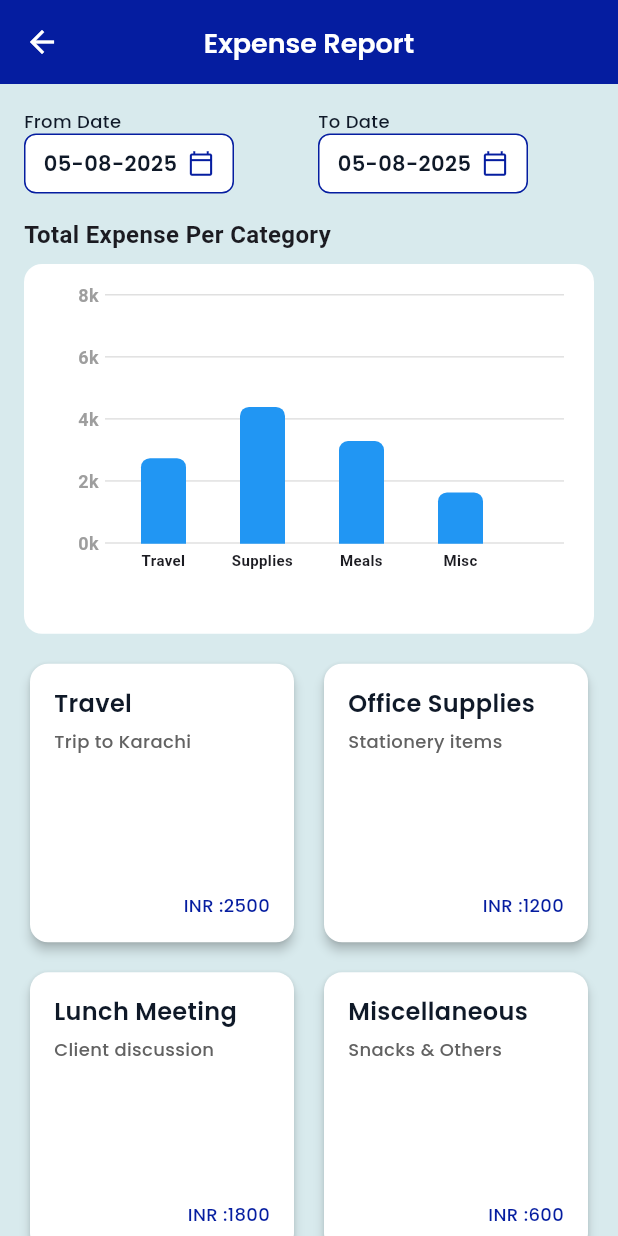
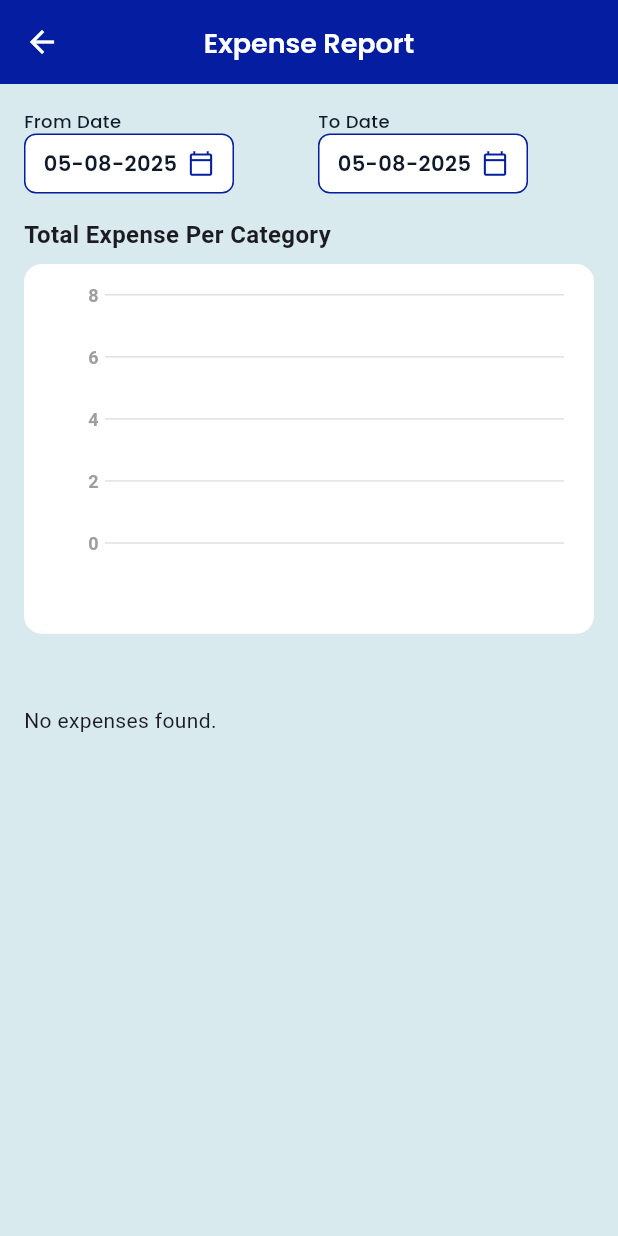
Before and after one commit to shayan5522/Sales-App, a Flutter app: the ExpenseReportPage screen opened directly, on a phone screen of 412 x 824 dp. Run offline on Flutter 3.47's test engine with Material 3 defaults, Android fonts, the phone set to English and light mode, and no system bars; our stand-ins replace cloud_firestore, device_preview, firebase_auth, firebase_core, firebase_storage, get and 4 more; missing offline and left inert: dart:ffi; accounts and stored records are empty.

Commit message:
user+setting+reports backend added

```diff
--- /dev/null
+++ b/lib/app/ui/screens/owner/Reports/expense_report_controller.dart
@@ -0,0 +1,94 @@
+import 'package:cloud_firestore/cloud_firestore.dart';
+import 'package:firebase_auth/firebase_auth.dart';
+import 'package:get/get.dart';
+
+class ExpenseReportController extends GetxController {
+  final _firestore = FirebaseFirestore.instance;
+  final _auth = FirebaseAuth.instance;
+
+  RxList<Map<String, dynamic>> allExpenses = <Map<String, dynamic>>[].obs;
+  RxList<Map<String, dynamic>> filteredExpenses = <Map<String, dynamic>>[].obs;
+
+  DateTime? fromDate;
+  DateTime? toDate;
+
+  Future<void> fetchExpenses() async {
+    try {
+      final uid = _auth.currentUser?.uid;
+      if (uid == null) throw Exception("User not logged in");
+
+      final snapshot = await _firestore
+          .collection('users')
+          .doc(uid)
+          .collection('expenses')
+          .get();
+
+      final expenses = snapshot.docs.map((doc) {
+        final data = doc.data();
+
+        // Safely parse date
+        DateTime date = DateTime.now(); // fallback date
+        if (data['createdAt'] != null && data['createdAt'] is Timestamp) {
+          date = (data['createdAt'] as Timestamp).toDate();
+        }
+
+        return {
+          'title': data['name'] ?? 'No Title',
+          'description': data['description'] ?? '',
+          'amount': data['amount'] ?? 0,
+          'category': data['category'] ?? 'Uncategorized',
+          'date': date,
+        };
+      }).toList();
+
+      allExpenses.assignAll(expenses);
+      filteredExpenses.assignAll(expenses);
+    } catch (e) {
+      Get.snackbar("Error", "Failed to fetch expenses: $e");
+      print(e);
+    }
+  }
+
+  void filterByDateRange({DateTime? from, DateTime? to}) {
+    fromDate = from;
+    toDate = to;
+
+    filteredExpenses.assignAll(allExpenses.where((expense) {
+      final expenseDate = expense['date'] as DateTime;
+      final isAfterFrom = fromDate == null || expenseDate.isAfter(fromDate!.subtract(const Duration(days: 1)));
+      final isBeforeTo = toDate == null || expenseDate.isBefore(toDate!.add(const Duration(days: 1)));
+      return isAfterFrom && isBeforeTo;
+    }));
+  }
+
+  Map<String, Map<String, dynamic>> getCategorySummary() {
+    final summary = <String, Map<String, dynamic>>{};
+
+    for (var exp in filteredExpenses) {
+      final category = exp['category'];
+      final amount = (exp['amount'] as num).toDouble();
+      final description = exp['description'] ?? '';
+
+      if (summary.containsKey(category)) {
+        summary[category]!['amount'] += amount;
+      } else {
+        summary[category] = {
+          'amount': amount,
+          'description': description,
+        };
+      }
+    }
+
+    return summary;
+  }
+
+  Map<String, double> getCategoryTotals() {
+    final totals = <String, double>{};
+    for (var exp in filteredExpenses) {
+      final category = exp['category'];
+      final price = (exp['amount'] as num).toDouble();
+      totals[category] = (totals[category] ?? 0) + price;
+    }
+    return totals;
+  }
+}
--- a/lib/app/ui/screens/owner/Reports/expense_report_page.dart
+++ b/lib/app/ui/screens/owner/Reports/expense_report_page.dart
@@ -1,60 +1,83 @@
 import 'package:flutter/material.dart';
+import 'package:get/get.dart';
 import 'package:intl/intl.dart';
 import 'package:salesapp/app/themes/colors.dart';
 import 'package:salesapp/app/themes/styles.dart';
+import 'package:salesapp/app/ui/screens/owner/Reports/expense_report_controller.dart';
 import 'package:salesapp/app/ui/widgets/Expense/expensecard.dart';
 import 'package:salesapp/app/ui/widgets/Expense/expenselist.dart';
 import 'package:salesapp/app/ui/widgets/datepicker.dart';
 import 'package:salesapp/app/ui/widgets/chart.dart';
 import 'package:salesapp/app/ui/widgets/appbar.dart';
 
-class ExpenseReportPage extends StatelessWidget {
+class ExpenseReportPage extends StatefulWidget {
   const ExpenseReportPage({super.key});
+
+  @override
+  State<ExpenseReportPage> createState() => _ExpenseReportPageState();
+}
+
+class _ExpenseReportPageState extends State<ExpenseReportPage> {
+  final controller = Get.put(ExpenseReportController());
+
+  DateTime? fromDate;
+  DateTime? toDate;
+
+  @override
+  void initState() {
+    super.initState();
+    controller.fetchExpenses();
+  }
 
   @override
   Widget build(BuildContext context) {
     return Scaffold(
       appBar: const CustomAppbar(title: 'Expense Report'),
       backgroundColor: const Color(0xFFD8EAED),
-      body: SingleChildScrollView(
+      body: Obx(() {
+        final chartData = controller.getCategoryTotals().entries.map((e) {
+          return BarData(label: e.key, value: e.value.toDouble());
+        }).toList();
+
+        return SingleChildScrollView(
           padding: const EdgeInsets.all(16),
           child: Column(
             crossAxisAlignment: CrossAxisAlignment.start,
             children: [
               /// 🔹 DATE PICKERS
               Row(
-              mainAxisAlignment: MainAxisAlignment.spaceBetween,
                 children: [
                   Expanded(
                     child: CustomDatePicker(
                       label: "From Date",
-                    onDateSelected: (_) {},
-                    initialDate: DateTime.now(),
+                      onDateSelected: (date) {
+                        setState(() => fromDate = date);
+                        controller.filterByDateRange(from: fromDate, to: toDate);
+                      },
+                      initialDate: fromDate ?? DateTime.now(),
                     ),
                   ),
                   const SizedBox(width: 12),
                   Expanded(
                     child: CustomDatePicker(
                       label: "To Date",
-                    onDateSelected: (_) {},
-                    initialDate: DateTime.now(),
+                      onDateSelected: (date) {
+                        setState(() => toDate = date);
+                        controller.filterByDateRange(from: fromDate, to: toDate);
+                      },
+                      initialDate: toDate ?? DateTime.now(),
                     ),
                   ),
                 ],
               ),
               const SizedBox(height: 16),
 
-            /// 🔹 CHART TITLE
+              /// 🔹 CHART
               const Text(
                 "Total Expense Per Category",
-              style: TextStyle(
-                fontWeight: FontWeight.w600,
-                fontSize: 16,
-              ),
+                style: TextStyle(fontWeight: FontWeight.w600, fontSize: 16),
               ),
               const SizedBox(height: 8),
-
-            /// 🔹 BAR CHART
               Container(
                 padding: const EdgeInsets.all(12),
                 decoration: BoxDecoration(
@@ -62,22 +85,18 @@ class ExpenseReportPage extends StatelessWidget {
                   borderRadius: BorderRadius.circular(12),
                 ),
                 child: ResponsiveBarChart(
-                maxYValue: 8000,
+                  maxYValue: chartData.map((e) => e.value).fold<double>(0.0, (p, c) => c > p ? c : p),
                   yAxisSteps: [0, 2, 4, 6, 8],
-                data: [
-                  BarData(label: 'Travel', value: 2500),
-                  BarData(label: 'Supplies', value: 4000),
-                  BarData(label: 'Meals', value: 3000),
-                  BarData(label: 'Misc', value: 1500),
-                ],
+                  data: chartData,
                 ),
               ),
               const SizedBox(height: 16),
 
-            /// 🔹 EXPENSE CARDS IN 2-COLUMN GRID
+              /// 🔹 EXPENSE CARDS GRID
               LayoutBuilder(
                 builder: (context, constraints) {
                   final isWideScreen = constraints.maxWidth > 600;
+                  final grouped = controller.getCategorySummary();
                   return GridView.count(
                     crossAxisCount: isWideScreen ? 3 : 2,
                     shrinkWrap: true,
@@ -85,59 +104,43 @@ class ExpenseReportPage extends StatelessWidget {
                     mainAxisSpacing: 12,
                     crossAxisSpacing: 12,
                     childAspectRatio: 0.95,
-                  children: const [
-                    ExpenseCard(
-                      title: 'Travel',
-                      description: 'Trip to Karachi',
-                      price: 2500,
-                    ),
-                    ExpenseCard(
-                      title: 'Office Supplies',
-                      description: 'Stationery items',
-                      price: 1200,
-                    ),
-                    ExpenseCard(
-                      title: 'Lunch Meeting',
-                      description: 'Client discussion',
-                      price: 1800,
-                    ),
-                    ExpenseCard(
-                      title: 'Miscellaneous',
-                      description: 'Snacks & Others',
-                      price: 600,
-                    ),
-                  ],
+                    children: grouped.entries.map((e) {
+                      final category = e.key;
+                      final data = e.value;
+                      return ExpenseCard(
+                        title: category,
+                        description: data['description'] ?? 'No description',
+                        price: (data['amount'] as double).toInt(),
+                      );
+                    }).toList(),
                   );
                 },
               ),
               const SizedBox(height: 20),
 
-            /// 🔹 DATE HEADER
+              /// 🔹 CURRENT DATE RANGE
+              if (fromDate != null && toDate != null)
                 Text(
-              DateFormat("dd, MMMM yyyy").format(DateTime.now()),
+                  "${DateFormat("dd MMM yyyy").format(fromDate!)} - ${DateFormat("dd MMM yyyy").format(toDate!)}",
                   style: AppTextStyles.title.copyWith(fontWeight: FontWeight.w600),
                 ),
+
               const SizedBox(height: 12),
 
-            /// 🔹 EXPENSE LIST (DETAILED)
-            const CustomExpenseListTile(
-              title: 'Fuel Charges',
-              description: 'Vehicle refueling',
-              price: 2200,
-            ),
-            const CustomExpenseListTile(
-              title: 'Tea & Coffee',
-              description: 'Team break beverages',
-              price: 1300,
-            ),
-            const CustomExpenseListTile(
-              title: 'Team Dinner',
-              description: 'Monthly meetup expense',
-              price: 2000,
-            ),
+              /// 🔹 EXPENSE LIST
+              if (controller.filteredExpenses.isEmpty)
+                const Text("No expenses found."),
+              ...controller.filteredExpenses.map((exp) {
+                return CustomExpenseListTile(
+                  title: exp['title'],
+                  description: exp['description'],
+                  price: (exp['amount'] as num).toInt(),
+                );
+              }).toList(),
             ],
           ),
-      ),
+        );
+      }),
     );
   }
 }
--- a/lib/app/ui/screens/owner/dashboard/owner_dashboard.dart
+++ b/lib/app/ui/screens/owner/dashboard/owner_dashboard.dart
@@ -10,6 +10,7 @@ import '../../../widgets/Admindashboard/salescard.dart';
 import '../../../widgets/custom_dashboard_appbar.dart';
 import 'package:salesapp/app/ui/screens/owner/dashboard/products/products.dart';
 import '../Reports/report_main_page.dart';
+import '../user_management/usermanagement.dart';
 import 'Add_Sales/sales.dart';
 import 'add_category/add_category_page.dart';
 import 'credit_amount _due/amountcrediet.dart';
@@ -28,9 +29,11 @@ class _OwnerDashboardState extends State<OwnerDashboard> {
 
     return Scaffold(
       backgroundColor: const Color(0xFFF6F6F9),
-      appBar: const CustomDashboardAppBar(
+      appBar:  CustomDashboardAppBar(
         title: "Owner Pannel",
         logoPath: "assets/images/sales.png",
+        onProfileTap: (){Get.to(()=>UserManagementScreen());},
+
       ),
       body: SingleChildScrollView(
         padding: const EdgeInsets.symmetric(horizontal: 12, vertical: 6),
--- a/lib/app/ui/widgets/chart.dart
+++ b/lib/app/ui/widgets/chart.dart
@@ -19,13 +19,13 @@ class ResponsiveBarChart extends StatelessWidget {
       child: LayoutBuilder(
         builder: (context, constraints) {
           double fullHeight = constraints.maxHeight;
-          double chartHeight = fullHeight - 40; // leave space for bottom labels
+          double chartHeight = fullHeight - 40; // Space for bottom labels
 
           return Padding(
             padding: const EdgeInsets.only(left: 8, right: 8),
             child: Stack(
               children: [
-                // Y-Axis Grid Lines + Labels (Reversed)
+                // Y-Axis Grid Lines + Labels
                 Positioned(
                   top: 0,
                   left: 0,
@@ -34,13 +34,16 @@ class ResponsiveBarChart extends StatelessWidget {
                   child: Column(
                     mainAxisAlignment: MainAxisAlignment.spaceBetween,
                     children: yAxisSteps.reversed.map((step) {
+                      final label = step >= 1000
+                          ? '${(step / 1000).toStringAsFixed(1)}k'
+                          : step.toStringAsFixed(0);
                       return Row(
                         crossAxisAlignment: CrossAxisAlignment.center,
                         children: [
                           SizedBox(
                             width: 30,
                             child: Text(
-                              '${step.toInt()}k',
+                              label,
                               style: const TextStyle(
                                 fontSize: 12,
                                 color: Colors.grey,
@@ -73,16 +76,21 @@ class ResponsiveBarChart extends StatelessWidget {
                     child: Row(
                       crossAxisAlignment: CrossAxisAlignment.end,
                       children: data.map((bar) {
-                        double barHeight =
-                            (bar.value / maxYValue) * chartHeight;
+                        double barHeight = maxYValue == 0
+                            ? 0
+                            : ((bar.value < 0 ? 0 : bar.value) / maxYValue) *
+                            chartHeight;
 
                         return Padding(
                           padding: const EdgeInsets.symmetric(horizontal: 8.0),
+                          child: SizedBox(
+                            height: chartHeight, // ensure column doesn't overflow
                             child: Column(
                               mainAxisAlignment: MainAxisAlignment.end,
                               children: [
-                              Container(
-                                height: barHeight,
+                                AnimatedContainer(
+                                  duration: const Duration(milliseconds: 500),
+                                  height: barHeight.clamp(0.0, chartHeight - 20), // clamp to prevent overflow
                                   width: 30,
                                   decoration: BoxDecoration(
                                     color: Colors.blue,
@@ -95,6 +103,7 @@ class ResponsiveBarChart extends StatelessWidget {
                                 const SizedBox(height: 4),
                                 SizedBox(
                                   width: 50,
+                                  height: 16, // limit text height
                                   child: Text(
                                     bar.label,
                                     style: const TextStyle(
@@ -102,10 +111,13 @@ class ResponsiveBarChart extends StatelessWidget {
                                       fontWeight: FontWeight.bold,
                                     ),
                                     textAlign: TextAlign.center,
+                                    overflow: TextOverflow.ellipsis,
                                   ),
                                 ),
                               ],
                             ),
+                          ),
+
                         );
                       }).toList(),
                     ),
--- a/lib/app/ui/widgets/intakeproduct.dart
+++ b/lib/app/ui/widgets/intakeproduct.dart
@@ -40,7 +40,7 @@ class IntakeProduct extends StatelessWidget {
             ),
           ),
           const SizedBox(width: 12),
-          Expanded(
+          SingleChildScrollView(
             child: Column(
               crossAxisAlignment: CrossAxisAlignment.start,
               children: [
```
Also changed, not shown: lib/app/controllers/owner/owner_invite_controller.dart (+18 -15 lines), lib/app/ui/screens/owner/Reports/Credit_Debit_Page.dart (+78 -42 lines), lib/app/ui/screens/owner/Reports/transaction_view_controller.dart (added, +78 -0 lines), lib/app/ui/screens/owner/dashboard/credit_amount _due/amountcrediet.dart (+35 -2 lines), lib/app/ui/screens/owner/dashboard/credit_amount _due/transactionController.dart (added, +39 -0 lines), lib/app/ui/screens/owner/settings/setting.dart (+16 -4 lines), lib/app/ui/screens/owner/user_management/user_management_controller.dart (added, +79 -0 lines), lib/app/ui/screens/owner/user_management/usermanagement.dart (+28 -28 lines), lib/app/ui/widgets/custom_dashboard_appbar.dart (+9 -0 lines). Lines whose indentation alone changed are shown as unchanged.
